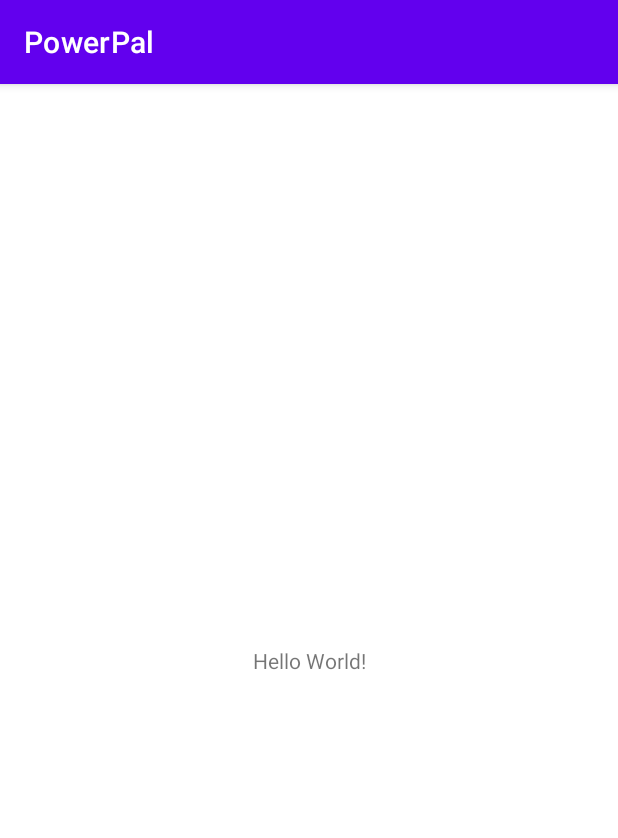
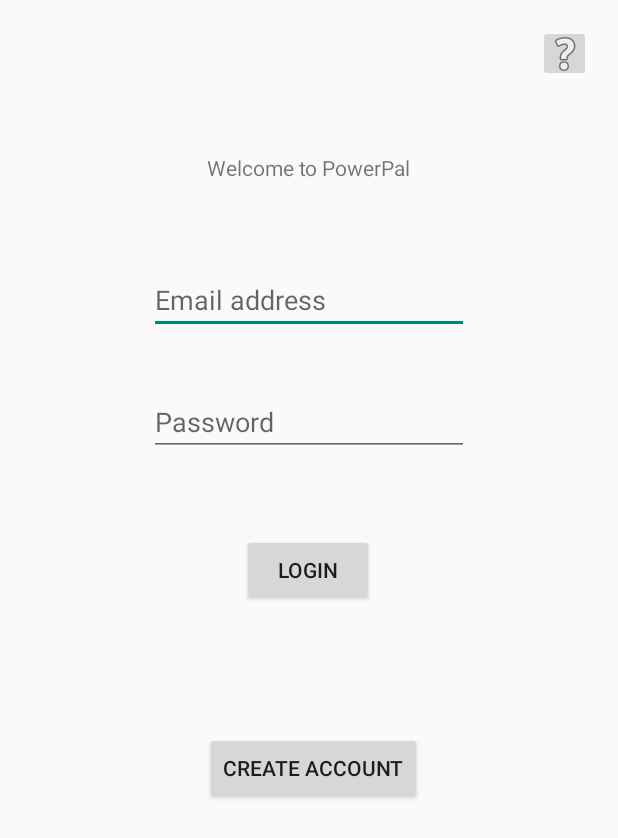
Before and after one commit to ETS-Android2/PowerPal, an Android app: the screen it shows after launch (MainActivity), on a phone screen of 412 x 824 dp. Shown: the top 838 px of the screen. Run offline under Robolectric (Android 15) with nearby library versions, the phone set to English and light mode, and no system bars.

Commit message:
Added basic ui and empty functions for main activity

```diff
--- a/app/app/src/main/AndroidManifest.xml
+++ b/app/app/src/main/AndroidManifest.xml
@@ -8,7 +8,7 @@
         android:label="@string/app_name"
         android:roundIcon="@mipmap/ic_launcher_round"
         android:supportsRtl="true"
-        android:theme="@style/Theme.Powerpal" >
+        android:theme="@style/Theme.AppCompat.Light.NoActionBar" >
         <activity
             android:name=".MainActivity"
             android:exported="true" >
--- a/app/app/src/main/java/com/example/powerpal/MainActivity.java
+++ b/app/app/src/main/java/com/example/powerpal/MainActivity.java
@@ -2,6 +2,7 @@
 
 import androidx.appcompat.app.AppCompatActivity;
 import android.os.Bundle;
+import android.view.View;
 
 public class MainActivity extends AppCompatActivity {
 
@@ -10,4 +11,13 @@
         super.onCreate(savedInstanceState);
         setContentView(R.layout.activity_main);
     }
+
+    public void createAccount(View view) {
+    }
+    public void login(View view) {
+
+    }
+    public void showAbout(View view) {
+
+    }
 }
--- a/app/app/src/main/res/layout/activity_main.xml
+++ b/app/app/src/main/res/layout/activity_main.xml
@@ -1,18 +1,81 @@
 <?xml version="1.0" encoding="utf-8"?>
-<androidx.constraintlayout.widget.ConstraintLayout
-    xmlns:android="http://schemas.android.com/apk/res/android"
+<androidx.constraintlayout.widget.ConstraintLayout xmlns:android="http://schemas.android.com/apk/res/android"
+    xmlns:app="http://schemas.android.com/apk/res-auto"
     xmlns:tools="http://schemas.android.com/tools"
-    xmlns:app="http://schemas.android.com/apk/res-auto"
     android:layout_width="match_parent"
     android:layout_height="match_parent"
     tools:context=".MainActivity">
+
     <TextView
-      android:layout_width="wrap_content"
-      android:layout_height="wrap_content"
-      android:text="Hello World!"
-      app:layout_constraintBottom_toBottomOf="parent"
-      app:layout_constraintLeft_toLeftOf="parent"
-      app:layout_constraintRight_toRightOf="parent"
-      app:layout_constraintTop_toTopOf="parent" />
+        android:id="@+id/textView"
+        android:layout_width="wrap_content"
+        android:layout_height="wrap_content"
+        android:layout_marginBottom="16dp"
+        android:text="Welcome to PowerPal"
+        app:layout_constraintBottom_toTopOf="@+id/editTextTextEmailAddress"
+        app:layout_constraintLeft_toLeftOf="parent"
+        app:layout_constraintRight_toRightOf="parent"
+        app:layout_constraintTop_toTopOf="parent"
+        app:layout_constraintVertical_bias="0.716" />
 
-  </androidx.constraintlayout.widget.ConstraintLayout>
+    <Button
+        android:id="@+id/button"
+        android:layout_width="wrap_content"
+        android:layout_height="wrap_content"
+        android:layout_marginBottom="84dp"
+        android:text="Login"
+        app:layout_constraintBottom_toTopOf="@+id/button2"
+        app:layout_constraintEnd_toEndOf="parent"
+        app:layout_constraintHorizontal_bias="0.498"
+        app:layout_constraintStart_toStartOf="parent" />
+
+    <Button
+        android:id="@+id/button2"
+        android:layout_width="wrap_content"
+        android:layout_height="wrap_content"
+        android:layout_marginBottom="288dp"
+        android:onClick="createAccount"
+        android:text="Create Account"
+        app:layout_constraintBottom_toBottomOf="parent"
+        app:layout_constraintEnd_toEndOf="parent"
+        app:layout_constraintHorizontal_bias="0.51"
+        app:layout_constraintStart_toStartOf="parent" />
+
+    <EditText
+        android:id="@+id/editTextTextEmailAddress"
+        android:layout_width="wrap_content"
+        android:layout_height="wrap_content"
+        android:layout_marginBottom="36dp"
+        android:ems="10"
+        android:hint="Email address"
+        android:inputType="textEmailAddress"
+        app:layout_constraintBottom_toTopOf="@+id/editTextTextPassword"
+        app:layout_constraintEnd_toEndOf="parent"
+        app:layout_constraintStart_toStartOf="parent" />
+
+    <EditText
+        android:id="@+id/editTextTextPassword"
+        android:layout_width="wrap_content"
+        android:layout_height="wrap_content"
+        android:layout_marginBottom="52dp"
+        android:ems="10"
+        android:hint="Password"
+        android:inputType="textPassword"
+        app:layout_constraintBottom_toTopOf="@+id/button"
+        app:layout_constraintEnd_toEndOf="parent"
+        app:layout_constraintStart_toStartOf="parent" />
+
+    <ImageButton
+        android:id="@+id/imageButton"
+        android:layout_width="35dp"
+        android:layout_height="38dp"
+        android:onClick="showAbout"
+        app:layout_constraintBottom_toBottomOf="parent"
+        app:layout_constraintEnd_toEndOf="parent"
+        app:layout_constraintHorizontal_bias="0.952"
+        app:layout_constraintStart_toStartOf="parent"
+        app:layout_constraintTop_toTopOf="parent"
+        app:layout_constraintVertical_bias="0.021"
+        app:srcCompat="@android:drawable/ic_menu_help" />
+
+</androidx.constraintlayout.widget.ConstraintLayout>
```
